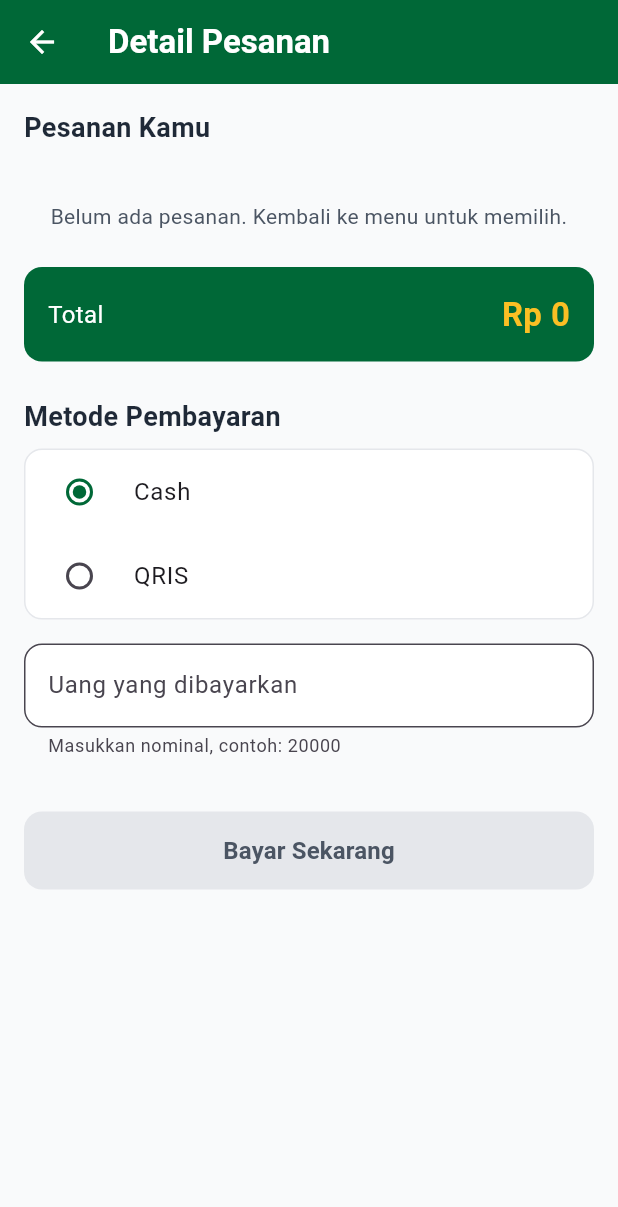
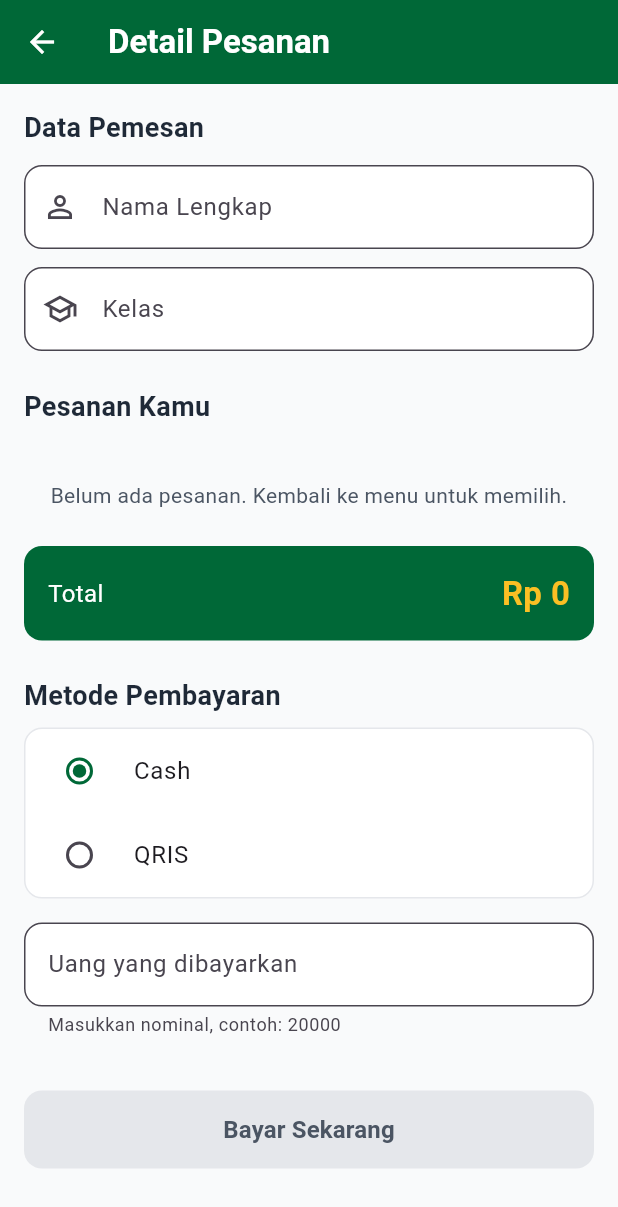
Before and after one commit to Rehan-Ramadhan/flutter-belajar, a Flutter app: the HalamanPembayaran screen opened directly with empty values, on a phone screen of 412 x 824 dp. Shown: the top 1207 px of the screen. Run offline on Flutter 3.47's test engine with Material 3 defaults, Android fonts, the phone set to English and light mode, and no system bars.

Commit message:
feat: input nama & kelas

```diff
--- a/lib/assalaam_food/halaman_pembayaran.dart
+++ b/lib/assalaam_food/halaman_pembayaran.dart
@@ -29,19 +29,26 @@ class HalamanPembayaran extends StatefulWidget {
 
 class _HalamanPembayaranState extends State<HalamanPembayaran> {
   String metode = 'Cash';
+
+  final TextEditingController namaController = TextEditingController();
+  final TextEditingController kelasController = TextEditingController();
   final TextEditingController uangController = TextEditingController();
 
   @override
   void dispose() {
+    namaController.dispose();
+    kelasController.dispose();
     uangController.dispose();
     super.dispose();
   }
 
   int hitungTotal() {
     int hasil = 0;
+
     for (var item in widget.pesanan) {
       hasil = hasil + (item['harga'] as int) * (item['jumlah'] as int);
     }
+
     return hasil;
   }
 
@@ -54,6 +61,7 @@ class _HalamanPembayaranState extends State<HalamanPembayaran> {
   void kurang(Map<String, dynamic> item) {
     setState(() {
       item['jumlah'] = item['jumlah'] - 1;
+
       if (item['jumlah'] == 0) {
         widget.pesanan.remove(item);
       }
@@ -83,6 +91,8 @@ class _HalamanPembayaranState extends State<HalamanPembayaran> {
           uangDibayar: uang,
           kembalian: kembalian,
           tanggal: tanggal,
+          nama: namaController.text.trim(),
+          kelas: kelasController.text.trim(),
         ),
       ),
     );
@@ -156,8 +166,57 @@ class _HalamanPembayaranState extends State<HalamanPembayaran> {
     );
   }
 
+  Widget bagianIdentitas() {
+    return Column(
+      crossAxisAlignment: CrossAxisAlignment.start,
+      children: [
+        const Text(
+          'Data Pemesan',
+          style: TextStyle(
+            fontSize: 18,
+            fontWeight: FontWeight.bold,
+            color: _teksUtama,
+          ),
+        ),
+        const SizedBox(height: 12),
+        TextField(
+          controller: namaController,
+          textCapitalization: TextCapitalization.words,
+          onChanged: (nilai) {
+            setState(() {});
+          },
+          decoration: InputDecoration(
+            labelText: 'Nama Lengkap',
+            hintText: 'Masukkan nama kamu',
+            prefixIcon: const Icon(Icons.person_outline),
+            filled: true,
+            fillColor: Colors.white,
+            border: OutlineInputBorder(borderRadius: BorderRadius.circular(12)),
+          ),
+        ),
+        const SizedBox(height: 12),
+        TextField(
+          controller: kelasController,
+          textCapitalization: TextCapitalization.characters,
+          onChanged: (nilai) {
+            setState(() {});
+          },
+          decoration: InputDecoration(
+            labelText: 'Kelas',
+            hintText: 'Contoh: XII RPL 1',
+            prefixIcon: const Icon(Icons.school_outlined),
+            filled: true,
+            fillColor: Colors.white,
+            border: OutlineInputBorder(borderRadius: BorderRadius.circular(12)),
+          ),
+        ),
+      ],
+    );
+  }
+
   Widget bagianCash(int total, int uang) {
     String? pesanError;
+
     if (uangController.text.isNotEmpty && uang < total) {
       pesanError =
           'Uang kurang ${_rupiah.format(total - uang)} dari total pesanan';
@@ -260,8 +319,14 @@ class _HalamanPembayaranState extends State<HalamanPembayaran> {
     int total = hitungTotal();
     int uang = int.tryParse(uangController.text) ?? 0;
 
+    bool identitasLengkap =
+        namaController.text.trim().isNotEmpty &&
+        kelasController.text.trim().isNotEmpty;
+
     bool bisaBayar =
-        widget.pesanan.isNotEmpty && (metode == 'QRIS' || uang >= total);
+        widget.pesanan.isNotEmpty &&
+        identitasLengkap &&
+        (metode == 'QRIS' || uang >= total);
 
     return Scaffold(
       backgroundColor: _latar,
@@ -279,6 +344,9 @@ class _HalamanPembayaranState extends State<HalamanPembayaran> {
         child: Column(
           crossAxisAlignment: CrossAxisAlignment.start,
           children: [
+            bagianIdentitas(),
+            const SizedBox(height: 24),
+
             const Text(
               'Pesanan Kamu',
               style: TextStyle(
--- a/lib/assalaam_food/halaman_struk.dart
+++ b/lib/assalaam_food/halaman_struk.dart
@@ -21,6 +21,8 @@ class HalamanStruk extends StatelessWidget {
   final int uangDibayar;
   final int kembalian;
   final String tanggal;
+  final String nama;
+  final String kelas;
 
   const HalamanStruk({
     super.key,
@@ -30,6 +32,8 @@ class HalamanStruk extends StatelessWidget {
     required this.uangDibayar,
     required this.kembalian,
     required this.tanggal,
+    required this.nama,
+    required this.kelas,
   });
 
   Widget baris(String kiri, String kanan, {bool tebal = false}) {
@@ -53,7 +57,7 @@ class HalamanStruk extends StatelessWidget {
     return Padding(
       padding: const EdgeInsets.symmetric(vertical: 8),
       child: Text(
-        '- ' * 40,
+        '- ' * 60,
         maxLines: 1,
         softWrap: false,
         overflow: TextOverflow.clip,
@@ -126,6 +130,8 @@ class HalamanStruk extends StatelessWidget {
                       ),
                     ),
                     garisPutus(),
+                    baris('Nama', nama),
+                    baris('Kelas', kelas),
                     baris('Tanggal', tanggal),
                     garisPutus(),
 
--- a/pubspec.yaml
+++ b/pubspec.yaml
@@ -35,6 +35,7 @@ dependencies:
   # Use with the CupertinoIcons class for iOS style icons.
   cupertino_icons: ^1.0.8
   intl: ^0.20.3
+  http: ^1.6.0
 
 dev_dependencies:
   flutter_test:
```
Also changed, not shown: pubspec.lock.
